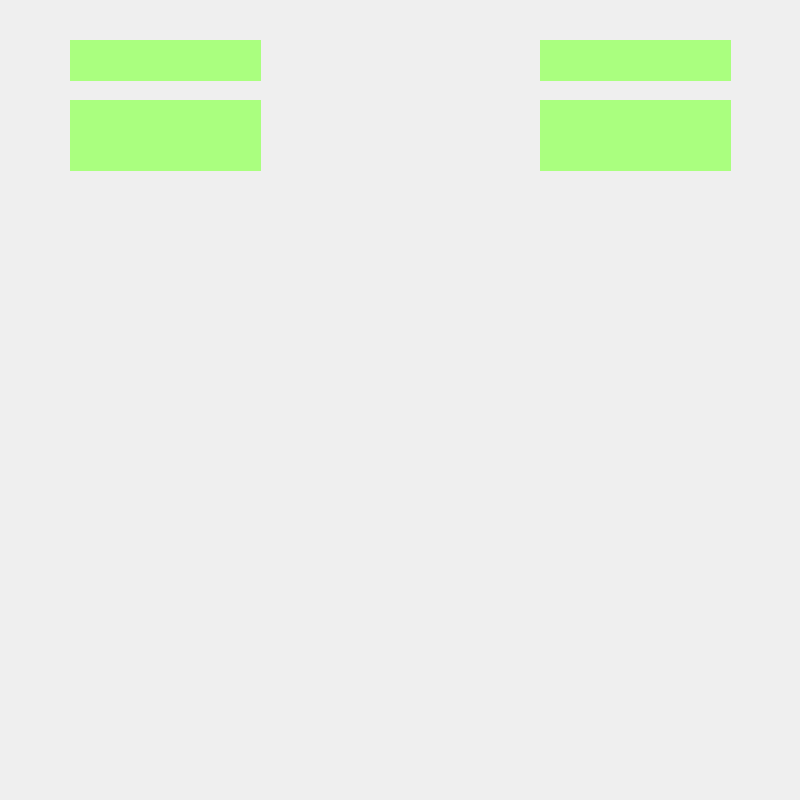
Before: the Qt Designer form application/memorija.ui in Mihica25/Pobedi-me-ako-znas, drawn with Qt 5.
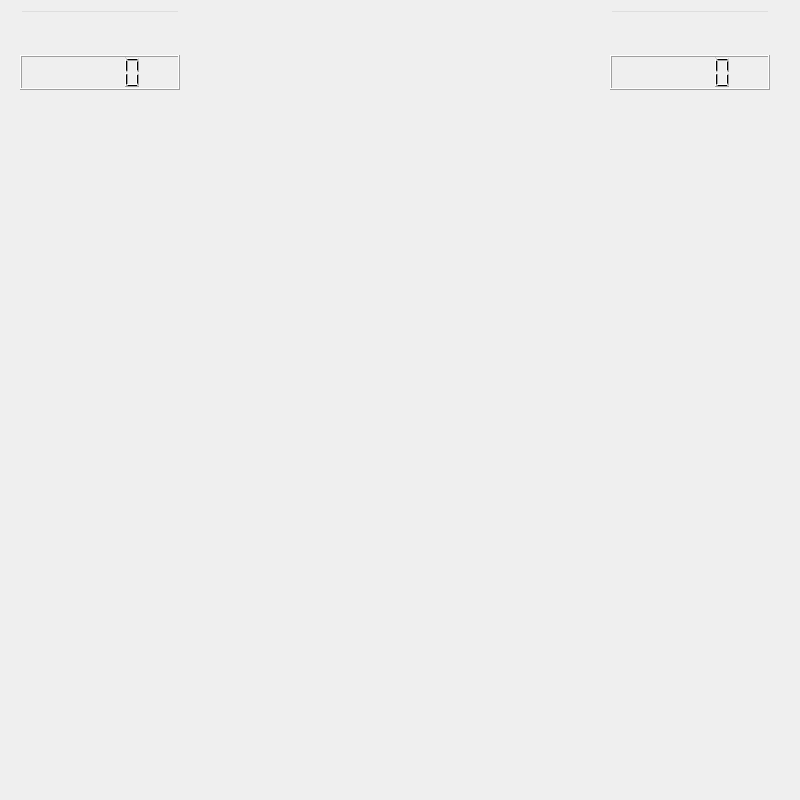
After: the same form once the commit is applied.

```diff
--- a/application/memorija.ui
+++ b/application/memorija.ui
@@ -119,81 +119,79 @@
     </item>
    </layout>
   </widget>
-  <widget class="QLabel" name="userName1">
-   <property name="enabled">
-    <bool>false</bool>
-   </property>
+  <widget class="QWidget" name="verticalLayoutWidget">
    <property name="geometry">
     <rect>
-     <x>70</x>
-     <y>40</y>
-     <width>191</width>
-     <height>41</height>
+     <x>20</x>
+     <y>10</y>
+     <width>160</width>
+     <height>80</height>
     </rect>
    </property>
-   <property name="styleSheet">
-    <string notr="true">background-color:rgb(170, 255, 127)</string>
-   </property>
-   <property name="text">
-    <string/>
-   </property>
+   <layout class="QVBoxLayout" name="verticalLayout">
+    <item>
+     <widget class="QLineEdit" name="lePlayer1">
+      <property name="font">
+       <font>
+        <pointsize>20</pointsize>
+       </font>
+      </property>
+      <property name="autoFillBackground">
+       <bool>false</bool>
+      </property>
+      <property name="styleSheet">
+       <string notr="true">background-color: transparent;
+color: rgb(255, 255, 255);</string>
+      </property>
+      <property name="alignment">
+       <set>Qt::AlignCenter</set>
+      </property>
+      <property name="readOnly">
+       <bool>true</bool>
+      </property>
+     </widget>
+    </item>
+    <item>
+     <widget class="QLCDNumber" name="lcdPoints1"/>
+    </item>
+   </layout>
   </widget>
-  <widget class="QLabel" name="userName2">
-   <property name="enabled">
-    <bool>false</bool>
-   </property>
+  <widget class="QWidget" name="verticalLayoutWidget_2">
    <property name="geometry">
     <rect>
-     <x>540</x>
-     <y>40</y>
-     <width>191</width>
-     <height>41</height>
+     <x>610</x>
+     <y>10</y>
+     <width>160</width>
+     <height>80</height>
     </rect>
    </property>
-   <property name="styleSheet">
-    <string notr="true">background-color:rgb(170, 255, 127)</string>
-   </property>
-   <property name="text">
-    <string/>
-   </property>
-  </widget>
-  <widget class="QLabel" name="user2points">
-   <property name="enabled">
-    <bool>false</bool>
-   </property>
-   <property name="geometry">
-    <rect>
-     <x>540</x>
-     <y>100</y>
-     <width>191</width>
-     <height>71</height>
-    </rect>
-   </property>
-   <property name="styleSheet">
-    <string notr="true">background-color:rgb(170, 255, 127)</string>
-   </property>
-   <property name="text">
-    <string/>
-   </property>
-  </widget>
-  <widget class="QLabel" name="user1points">
-   <property name="enabled">
-    <bool>false</bool>
-   </property>
-   <property name="geometry">
-    <rect>
-     <x>70</x>
-     <y>100</y>
-     <width>191</width>
-     <height>71</height>
-    </rect>
-   </property>
-   <property name="styleSheet">
-    <string notr="true">background-color:rgb(170, 255, 127)</string>
-   </property>
-   <property name="text">
-    <string/>
-   </property>
+   <layout class="QVBoxLayout" name="verticalLayout_2">
+    <item>
+     <widget class="QLineEdit" name="lePlayer2">
+      <property name="font">
+       <font>
+        <pointsize>20</pointsize>
+       </font>
+      </property>
+      <property name="autoFillBackground">
+       <bool>false</bool>
+      </property>
+      <property name="styleSheet">
+       <string notr="true">background-color: transparent;
+color: rgb(255, 255, 255);</string>
+      </property>
+      <property name="alignment">
+       <set>Qt::AlignCenter</set>
+      </property>
+      <property name="readOnly">
+       <bool>true</bool>
+      </property>
+     </widget>
+    </item>
+    <item>
+     <widget class="QLCDNumber" name="lcdPoints2"/>
+    </item>
+   </layout>
   </widget>
  </widget>
  <resources/>
```
